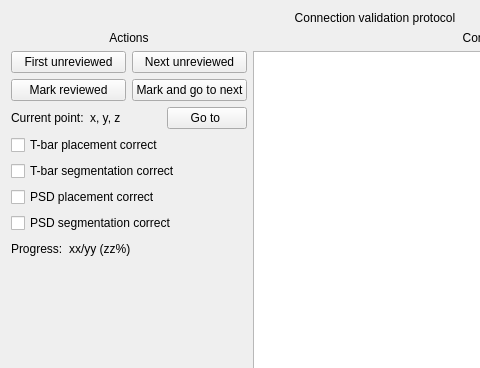
The window that neurolabi/gui/protocols/connectionvalidationprotocol.ui (janelia-flyem/NeuTu) describes before a commit, drawn with Qt 5; both pictures show x 0 to 480 and y 0 to 368 of the 750 by 525 pixel window.
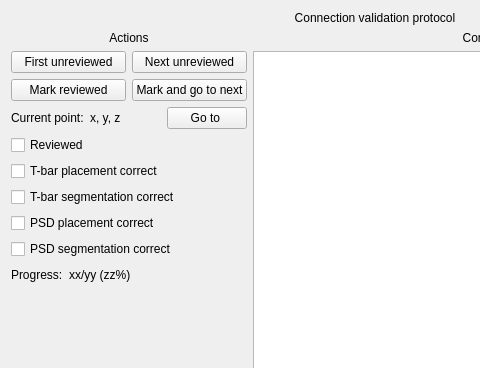
The same window after the commit.

Commit message: check boxes hooked up and saving

```diff
--- a/neurolabi/gui/protocols/connectionvalidationprotocol.ui
+++ b/neurolabi/gui/protocols/connectionvalidationprotocol.ui
@@ -112,6 +112,13 @@
          </item>
         </layout>
        </item>
+       <item>
+        <widget class="QCheckBox" name="reviewedBox">
+         <property name="text">
+          <string>Reviewed</string>
+         </property>
+        </widget>
+       </item>
        <item>
         <widget class="QCheckBox" name="tbarCheckBox">
          <property name="text">
```
Left out of the diff: 2 changed lines with no effect on the pictures. The commit also changes 2 other files.
